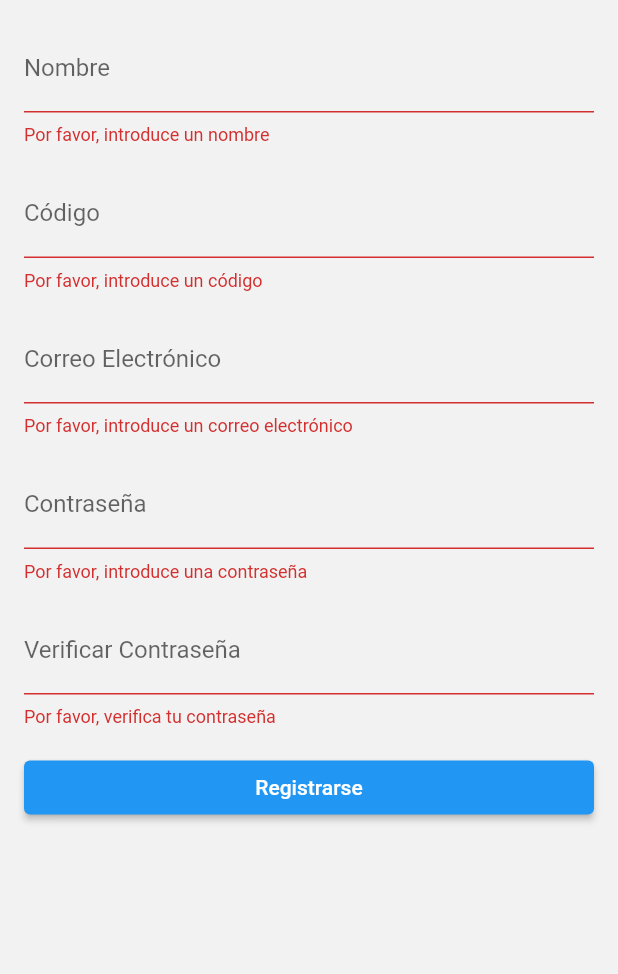
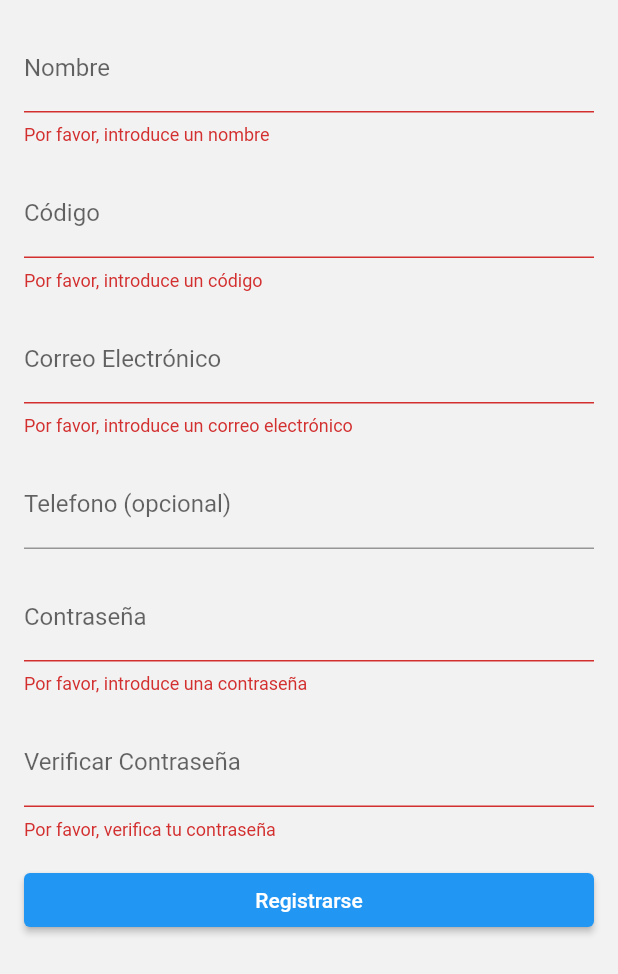
Before and after one commit to SamuelEscobar761/cafeteria, a Flutter app: the RegisterScreen screen opened by its route, after a tap on "Registrarse", on a phone screen of 412 x 824 dp. Shown: the top 974 px of the screen. Run offline on Flutter 3.47's test engine with Material 2 defaults, Android fonts, the phone set to English and light mode, and no system bars; network calls fail.

Commit message:
Utilizar la api para el registro de usuarios, falta verificar si el usuario existe previamente a traves de su codigo

```diff
--- a/lib/screens/register_screen.dart
+++ b/lib/screens/register_screen.dart
@@ -1,15 +1,28 @@
+import 'package:cafeteria/services/api_connector.dart';
 import 'package:flutter/material.dart';
 import 'constants.dart';
 
 class RegisterScreen extends StatefulWidget {
+  const RegisterScreen({super.key});
+
   @override
   _RegisterScreenState createState() => _RegisterScreenState();
 }
 
 class _RegisterScreenState extends State<RegisterScreen> {
   final _formKey = GlobalKey<FormState>();
-  TextEditingController _passwordController = TextEditingController();
-  TextEditingController _confirmPasswordController = TextEditingController();
+  final TextEditingController nombreController = TextEditingController();
+  final TextEditingController codigoController = TextEditingController();
+  final TextEditingController correoController = TextEditingController();
+  final TextEditingController telefonoController = TextEditingController();
+  final TextEditingController _passwordController = TextEditingController();
+  final TextEditingController _confirmPasswordController = TextEditingController();
+
+  bool isValidEmail(String email) {
+    // Expresión regular para validar el formato del correo electrónico
+    RegExp emailRegExp = RegExp(r'^[\w-]+(\.[\w-]+)*@[a-zA-Z\d-]+(\.[a-zA-Z\d-]+)*(\.[a-zA-Z]{2,})$');
+    return emailRegExp.hasMatch(email);
+  }
 
   @override
   void dispose() {
@@ -23,14 +36,15 @@ class _RegisterScreenState extends State<RegisterScreen> {
     return Scaffold(
       backgroundColor: AppColors.backgroundColor,
       body: Padding(
-        padding: EdgeInsets.all(16.0),
+        padding: const EdgeInsets.all(16.0),
         child: Form(
           key: _formKey,
           child: Column(
             crossAxisAlignment: CrossAxisAlignment.stretch,
             children: [
               TextFormField(
-                decoration: InputDecoration(
+                controller: nombreController,
+                decoration: const InputDecoration(
                   labelText: 'Nombre',
                 ),
                 validator: (value) {
@@ -40,10 +54,11 @@ class _RegisterScreenState extends State<RegisterScreen> {
                   return null;
                 },
               ),
-              SizedBox(height: 16.0),
+              const SizedBox(height: 16.0),
               TextFormField(
                 keyboardType: TextInputType.number,
-                decoration: InputDecoration(
+                controller: codigoController,
+                decoration: const InputDecoration(
                   labelText: 'Código',
                 ),
                 validator: (value) {
@@ -53,9 +68,10 @@ class _RegisterScreenState extends State<RegisterScreen> {
                   return null;
                 },
               ),
-              SizedBox(height: 16.0),
+              const SizedBox(height: 16.0),
               TextFormField(
-                decoration: InputDecoration(
+                controller: correoController,
+                decoration: const InputDecoration(
                   labelText: 'Correo Electrónico',
                 ),
                 validator: (value) {
@@ -68,11 +84,18 @@ class _RegisterScreenState extends State<RegisterScreen> {
                   return null;
                 },
               ),
-              SizedBox(height: 16.0),
+              const SizedBox(height: 16.0),
+              TextField(
+                controller: telefonoController,
+                decoration: const InputDecoration(
+                  labelText: 'Telefono (opcional)',
+                ),
+              ),
+              const SizedBox(height: 16.0,),
               TextFormField(
                 controller: _passwordController,
                 obscureText: true,
-                decoration: InputDecoration(
+                decoration: const InputDecoration(
                   labelText: 'Contraseña',
                 ),
                 validator: (value) {
@@ -82,11 +105,11 @@ class _RegisterScreenState extends State<RegisterScreen> {
                   return null;
                 },
               ),
-              SizedBox(height: 16.0),
+              const SizedBox(height: 16.0),
               TextFormField(
                 controller: _confirmPasswordController,
                 obscureText: true,
-                decoration: InputDecoration(
+                decoration: const InputDecoration(
                   labelText: 'Verificar Contraseña',
                 ),
                 validator: (value) {
@@ -99,15 +122,21 @@ class _RegisterScreenState extends State<RegisterScreen> {
                   return null;
                 },
               ),
-              SizedBox(height: 16.0),
+              const SizedBox(height: 16.0),
               ElevatedButton(
                 onPressed: () {
+                  final nombre = nombreController.text;
+                  final codigo = codigoController.text;
+                  final correo = correoController.text;
+                  final telefono = telefonoController.text;
+                  final passwd = _passwordController.text;
                   if (_formKey.currentState!.validate()) {
                     // Acción a realizar al presionar el botón de registro
+                    ApiConnector.instance.registrarCliente(nombre, codigo, correo, telefono, passwd);
                     Navigator.pushNamed(context, '/menu');
                   }
                 },
-                child: Text('Registrarse'),
+                child: const Text('Registrarse'),
               ),
             ],
           ),
@@ -115,10 +144,4 @@ class _RegisterScreenState extends State<RegisterScreen> {
       ),
     );
   }
-
-  bool isValidEmail(String email) {
-    // Expresión regular para validar el formato del correo electrónico
-    RegExp emailRegExp = RegExp(r'^[\w-]+(\.[\w-]+)*@[a-zA-Z0-9-]+(\.[a-zA-Z0-9-]+)*(\.[a-zA-Z]{2,})$');
-    return emailRegExp.hasMatch(email);
-  }
 }
```
Also changed, not shown: lib/screens/login_screen.dart (+8 -10 lines), lib/services/api_connector.dart (+27 -1 lines).
